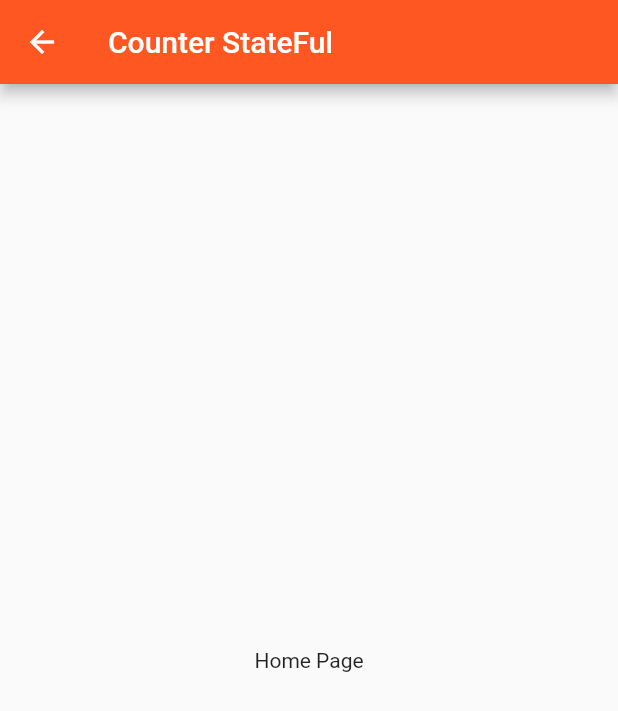
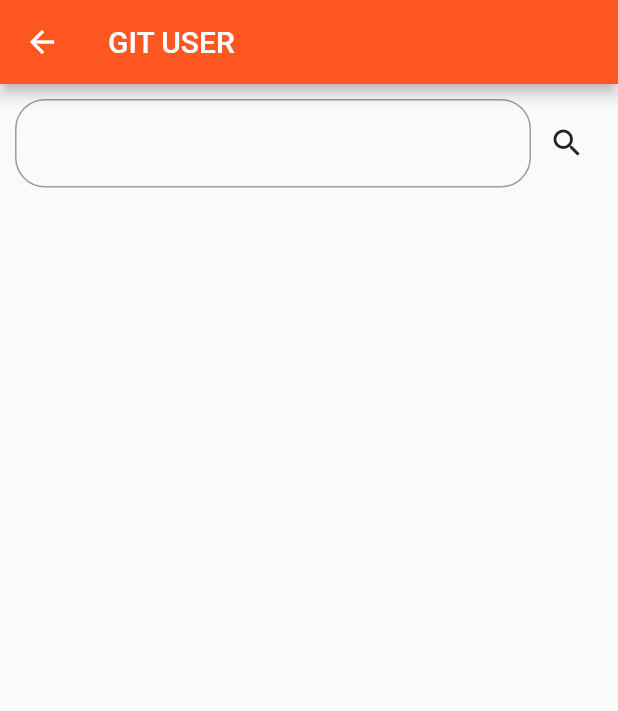
Before and after one commit to maoakeEnterprise/project_lastest, a Flutter app: the GitUsersPage screen opened by its route, on a phone screen of 412 x 824 dp. Shown: the top 711 px of the screen. Run offline on Flutter 3.47's test engine with Material 2 defaults, Android fonts, the phone set to English and light mode, and no system bars; our stand-ins replace bloc, flutter_bloc.

Commit message:
Creating Bloc UsersGit

```diff
--- /dev/null
+++ b/lib/bloc/gituserblocfile/users_event.dart
@@ -0,0 +1,10 @@
+part of 'users_bloc.dart';
+
+@immutable
+abstract class UsersEvent {}
+
+class SearchUsersEvent extends UsersEvent{
+  final String keyword;
+
+  SearchUsersEvent({this.keyword});
+}
--- /dev/null
+++ b/lib/bloc/gituserblocfile/users_state.dart
@@ -0,0 +1,10 @@
+part of 'users_bloc.dart';
+
+@immutable
+abstract class UsersState {}
+
+class SearchUsersSuccessState extends UsersState{}
+class SearchUsersLoadingState extends UsersState{}
+class SearchUsersErrorState extends UsersState{}
+
+class UsersInitial extends UsersState {}
--- a/lib/main.dart
+++ b/lib/main.dart
@@ -1,6 +1,7 @@
 import 'package:flutter/material.dart';
 import 'package:flutter_bloc/flutter_bloc.dart';
 import 'package:project_lastest/bloc/counterblocfile/counter_bloc.dart';
+import 'package:project_lastest/bloc/gituserblocfile/users_bloc.dart';
 import 'package:project_lastest/ui/pages/counterblocpage.dart';
 import 'package:project_lastest/ui/pages/counterstatefulpage.dart';
 import 'package:project_lastest/ui/pages/gituserspage.dart';
@@ -21,7 +22,8 @@ class MyApp extends StatelessWidget {
     return MultiBlocProvider(
         providers: [
           BlocProvider(create: (context)=>CounterBloc()),
-          BlocProvider(create: (context)=>ThemeBloc())
+          BlocProvider(create: (context)=>ThemeBloc()),
+          BlocProvider(create: (context)=>UsersBloc()),
         ],
     child: const RootView());
   }
--- a/lib/ui/pages/gituserspage.dart
+++ b/lib/ui/pages/gituserspage.dart
@@ -6,11 +6,43 @@ class GitUsersPage extends StatelessWidget {
 
   @override
   Widget build(BuildContext context) {
+    TextEditingController textEditingController = TextEditingController();
+
     return Scaffold(
-      appBar: AppBar(title : const Text("Counter StateFul")),
-      body: const Center(
-        child: Text("Home Page"),
-      ),
+        appBar: AppBar(title: const Text("GIT USER ")),
+        body: Column(
+            children: [
+          Padding(
+            padding: const EdgeInsets.all(10.0),
+            child: Row(
+              children: [
+                Expanded(
+                    child: TextFormField(
+                      controller: textEditingController,
+                      decoration: InputDecoration(
+                        border: OutlineInputBorder(
+                          borderRadius: BorderRadius.circular(20),
+                          borderSide: const BorderSide(
+                            width: 2,
+                          )
+                        ),
+                      ),
+                    )
+                ),
+                IconButton(
+                    onPressed: () {
+                      print("TOUCH TOUCH");
+                      print(textEditingController.text);
+                      print("TOUCH TOUCH");
+                      textEditingController.text = "";
+                    },
+                    icon: const Icon(Icons.search)
+                )
+              ],
+            ),
+          )
+            ]
+        )
     );
   }
 }
```
Also changed, not shown: lib/bloc/gituserblocfile/users_bloc.dart (added, +19 -0 lines).
